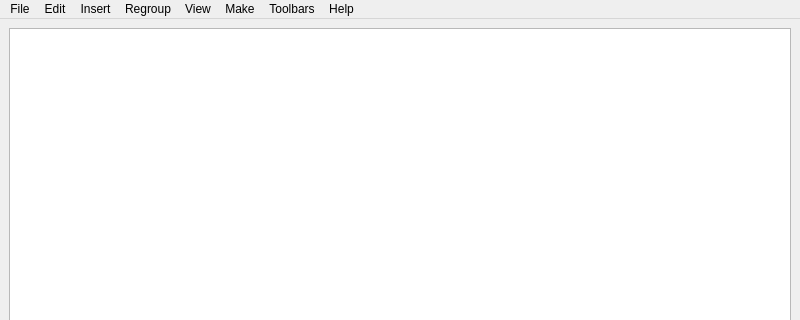
First picture: the form in Pdf4QtPageMaster/mainwindow.ui, repository studio-berry/loop, before the edit; both pictures show x 0 to 800 and y 0 to 320 of the 800 by 600 pixel window.
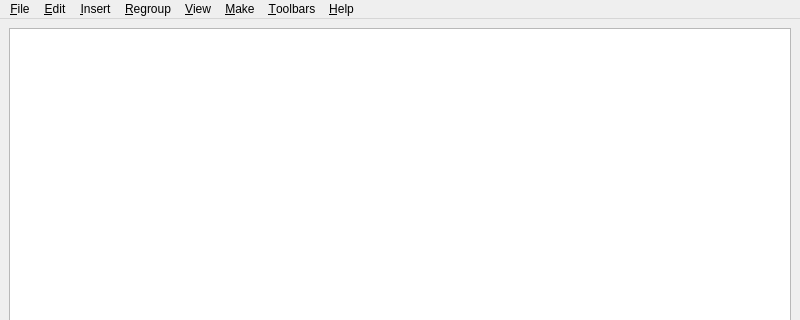
Second picture: the form after the edit. Icons and pictures are not drawn.

```diff
--- a/Pdf4QtPageMaster/mainwindow.ui
+++ b/Pdf4QtPageMaster/mainwindow.ui
@@ -59,7 +59,7 @@
    </property>
    <widget class="QMenu" name="menuFile">
     <property name="title">
-     <string>File</string>
+     <string>&amp;File</string>
     </property>
     <addaction name="actionAddDocuments"/>
     <addaction name="actionClear"/>
@@ -67,7 +67,7 @@
    </widget>
    <widget class="QMenu" name="menuEdit">
     <property name="title">
-     <string>Edit</string>
+     <string>&amp;Edit</string>
     </property>
     <addaction name="actionUndo"/>
     <addaction name="actionRedo"/>
@@ -89,7 +89,7 @@
    </widget>
    <widget class="QMenu" name="menuInsert">
     <property name="title">
-     <string>Insert</string>
+     <string>&amp;Insert</string>
     </property>
     <addaction name="actionInsert_PDF"/>
     <addaction name="actionInsert_Image"/>
@@ -97,7 +97,7 @@
    </widget>
    <widget class="QMenu" name="menuView">
     <property name="title">
-     <string>View</string>
+     <string>&amp;View</string>
     </property>
     <addaction name="actionSelect_None"/>
     <addaction name="actionSelect_All"/>
@@ -112,7 +112,7 @@
    </widget>
    <widget class="QMenu" name="menuMake">
     <property name="title">
-     <string>Make</string>
+     <string>&amp;Make</string>
     </property>
     <addaction name="actionUnited_Document"/>
     <addaction name="actionSeparate_to_Multiple_Documents"/>
@@ -120,7 +120,7 @@
    </widget>
    <widget class="QMenu" name="menuHelp">
     <property name="title">
-     <string>Help</string>
+     <string>&amp;Help</string>
     </property>
     <addaction name="actionGet_Source"/>
     <addaction name="actionBecomeASponsor"/>
@@ -129,12 +129,12 @@
    </widget>
    <widget class="QMenu" name="menuToolbars">
     <property name="title">
-     <string>Toolbars</string>
+     <string>&amp;Toolbars</string>
     </property>
    </widget>
    <widget class="QMenu" name="menuRegroup">
     <property name="title">
-     <string>Regroup</string>
+     <string>&amp;Regroup</string>
     </property>
     <addaction name="actionRegroup_Even_Odd"/>
     <addaction name="actionRegroup_by_Page_Pairs"/>
```
Left out of the diff: 80 changed lines with no effect on the pictures.
